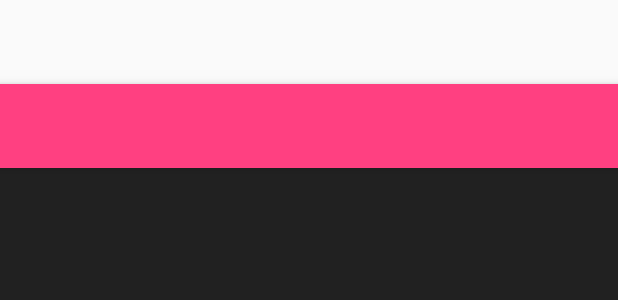
After one commit to dylan-plummer/VideoFeedbackAndroid, an Android app: the layout activity_remove_ads.xml on its own in the app's theme, with its tools: preview values and no code run, on a phone screen of 412 x 824 dp. The commit adds this screen. Shown: the top 300 px of the screen. Run offline under Robolectric (Android 15) with nearby library versions, the phone set to English and light mode, and no system bars.

Commit message:
Finished IAP remove ads

```diff
--- a/app/src/main/res/layout/activity_main.xml
+++ b/app/src/main/res/layout/activity_main.xml
@@ -434,7 +434,8 @@
                 android:layout_alignBottom="@+id/random_button"
                 android:layout_alignParentEnd="true"
                 android:layout_toEndOf="@+id/invert_rotation"
-                android:layout_marginLeft="16dp" />
+                android:checked="false"
+                android:textSize="12sp" />
 
         </RelativeLayout>
     </ScrollView>
--- /dev/null
+++ b/app/src/main/res/layout/activity_remove_ads.xml
@@ -0,0 +1,26 @@
+<?xml version="1.0" encoding="utf-8"?>
+<android.support.design.widget.CoordinatorLayout xmlns:android="http://schemas.android.com/apk/res/android"
+    xmlns:app="http://schemas.android.com/apk/res-auto"
+    xmlns:tools="http://schemas.android.com/tools"
+    android:layout_width="match_parent"
+    android:layout_height="match_parent"
+    android:fitsSystemWindows="true"
+    tools:context="com.jumproper.videofeedback.RemoveAds">
+
+    <android.support.design.widget.AppBarLayout
+        android:layout_width="match_parent"
+        android:layout_height="wrap_content"
+        android:theme="@style/AppTheme.AppBarOverlay">
+
+        <android.support.v7.widget.Toolbar
+            android:id="@+id/toolbar"
+            android:layout_width="match_parent"
+            android:layout_height="?attr/actionBarSize"
+            android:background="?attr/colorAccent"
+            app:popupTheme="@style/AppTheme.PopupOverlay" />
+
+    </android.support.design.widget.AppBarLayout>
+
+    <include layout="@layout/content_remove_ads" />
+
+</android.support.design.widget.CoordinatorLayout>
--- /dev/null
+++ b/app/src/main/res/layout/content_remove_ads.xml
@@ -0,0 +1,17 @@
+<?xml version="1.0" encoding="utf-8"?>
+<RelativeLayout xmlns:android="http://schemas.android.com/apk/res/android"
+    xmlns:app="http://schemas.android.com/apk/res-auto"
+    xmlns:tools="http://schemas.android.com/tools"
+    android:id="@+id/content_remove_ads"
+    android:layout_width="match_parent"
+    android:layout_height="match_parent"
+    android:paddingBottom="@dimen/activity_vertical_margin"
+    android:paddingLeft="@dimen/activity_horizontal_margin"
+    android:paddingRight="@dimen/activity_horizontal_margin"
+    android:paddingTop="@dimen/activity_vertical_margin"
+    app:layout_behavior="@string/appbar_scrolling_view_behavior"
+    tools:context="com.jumproper.videofeedback.RemoveAds"
+    tools:showIn="@layout/activity_remove_ads"
+    android:background="@color/background">
+
+</RelativeLayout>
--- a/app/src/main/res/values/strings.xml
+++ b/app/src/main/res/values/strings.xml
@@ -5,9 +5,11 @@
     <string name="title_activity_public_images">Public Gallery</string>
     <string name="banner_ad_unit_id">ca-app-pub-2959515976305980/6965454266</string>
     <string name="public_gallery_banner_ad_unit_id">ca-app-pub-2959515976305980/2116452261</string>
+    <string name="base_64_string"></string>
     <string-array name="sort_by">
         <item>Top</item>
         <item>New</item>
         <item>Popular</item>
     </string-array>
+    <string name="title_activity_remove_ads">RemoveAds</string>
 </resources>
```
Also changed, not shown: app/build.gradle (+11 -2 lines), app/src/main/AndroidManifest.xml (+6 -1 lines), app/src/main/java/com/jumproper/videofeedback/DrawerCreate.java (+10 -0 lines), app/src/main/java/com/jumproper/videofeedback/MainActivity.java (+51 -2 lines), app/src/main/java/com/jumproper/videofeedback/PublicImages.java (+10 -4 lines), app/src/main/java/com/jumproper/videofeedback/RemoveAds.java (added, +202 -0 lines).
